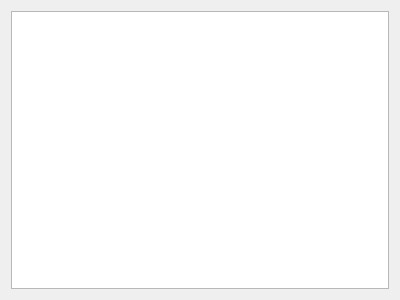
dmzgroup/mbra, file plugins/property/PropertyTable.ui: the form before one commit.
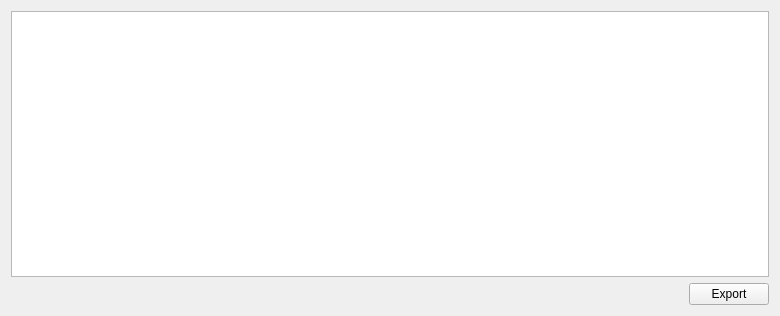
The form after the commit.

Commit message: First cut at exporting a CSV file from data tables

What changed in the file:
```diff
--- a/plugins/property/PropertyTable.ui
+++ b/plugins/property/PropertyTable.ui
@@ -6,15 +6,15 @@
    <rect>
     <x>0</x>
     <y>0</y>
-    <width>400</width>
-    <height>300</height>
+    <width>780</width>
+    <height>316</height>
    </rect>
   </property>
   <property name="windowTitle">
    <string>Properties</string>
   </property>
-  <layout class="QGridLayout" name="gridLayout">
-   <item row="0" column="0">
+  <layout class="QVBoxLayout" name="verticalLayout">
+   <item>
     <widget class="QTableView" name="tableView">
      <property name="alternatingRowColors">
       <bool>true</bool>
@@ -30,6 +30,30 @@
      </property>
     </widget>
    </item>
+   <item>
+    <layout class="QHBoxLayout" name="horizontalLayout">
+     <item>
+      <spacer name="horizontalSpacer">
+       <property name="orientation">
+        <enum>Qt::Horizontal</enum>
+       </property>
+       <property name="sizeHint" stdset="0">
+        <size>
+         <width>40</width>
+         <height>20</height>
+        </size>
+       </property>
+      </spacer>
+     </item>
+     <item>
+      <widget class="QPushButton" name="exportButton">
+       <property name="text">
+        <string>Export</string>
+       </property>
+      </widget>
+     </item>
+    </layout>
+   </item>
   </layout>
  </widget>
  <resources/>
```
The commit also changes 4 other files.
